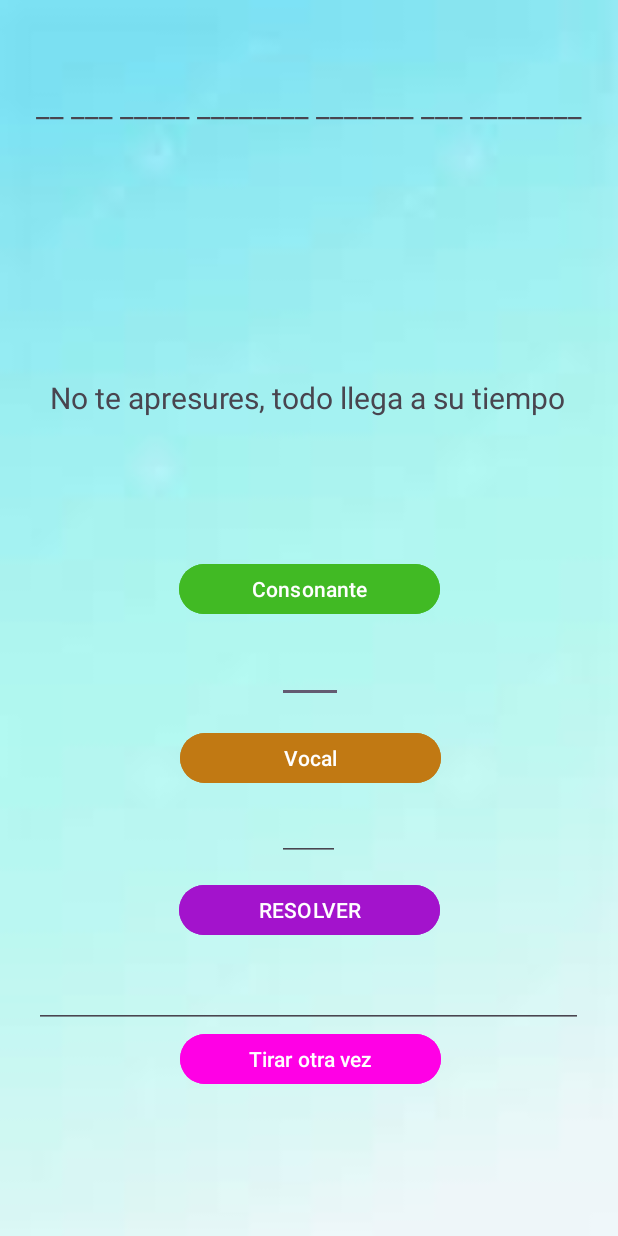
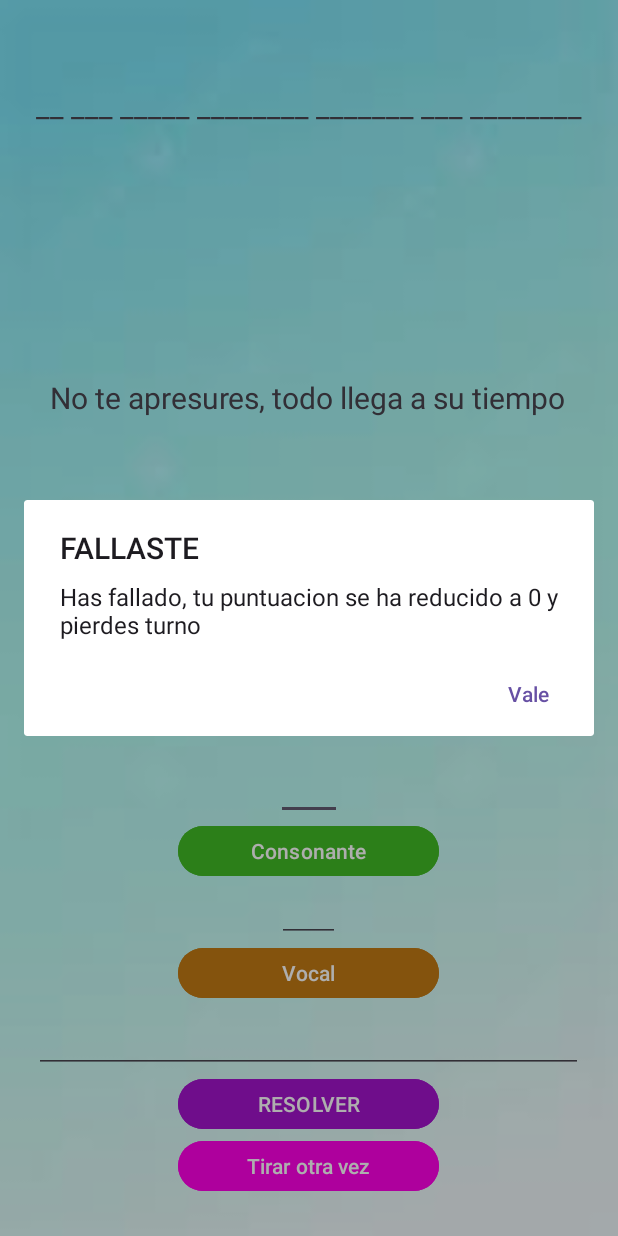
Before and after one commit to Alejan5drox-08M/Ruletilla_Suertuda, an Android app: the MainActivity3 screen opened directly, with no data from a screen before it, after a tap on "RESOLVER", on a phone screen of 412 x 824 dp. Run offline under Robolectric (Android 15) with nearby library versions, the phone set to English and light mode, and no system bars.

Commit message:
Commit botonResolver + dialogs

```diff
--- a/app/src/main/java/com/example/ruletasuerte_isaacalejandro/MainActivity2.kt
+++ b/app/src/main/java/com/example/ruletasuerte_isaacalejandro/MainActivity2.kt
@@ -12,6 +12,7 @@ import android.widget.LinearLayout
 import android.widget.TextView
 import android.widget.Toast
 import androidx.activity.enableEdgeToEdge
+import androidx.appcompat.app.AlertDialog
 import androidx.appcompat.app.AppCompatActivity
 import androidx.core.view.ViewCompat
 import androidx.core.view.WindowInsetsCompat
@@ -69,9 +70,27 @@ class MainActivity2 : AppCompatActivity() {
 
                 override fun onAnimationEnd(animation: Animation?) {
                     if(currentNumber(360-(degree%360))=="Pierde Turno"){
-                        Toast.makeText(this@MainActivity2,"Pierdes tu turno", Toast.LENGTH_SHORT).show()
+                        val builder = AlertDialog.Builder(this@MainActivity2)
+                        builder.setTitle("PERDIDA DE TURNO")
+                        builder.setMessage("Has perdido turno,  a jugar!")
+                        builder.setPositiveButton("Vale") { dialog, which ->
+                            // Acción al presionar "Sí"
+                            //Toast.makeText(this@MainActivity2, "Continuando...", Toast.LENGTH_SHORT).show()
+                        }
+                        val dialog = builder.create()
+                        dialog.show()
+                        //Toast.makeText(this@MainActivity2,"Pierdes tu turno", Toast.LENGTH_SHORT).show()
                     }else if(currentNumber(360-(degree%360))=="Quiebra"){
-                        Toast.makeText(this@MainActivity2,"Quiebras", Toast.LENGTH_SHORT).show()
+                        val builder = AlertDialog.Builder(this@MainActivity2)
+                        builder.setTitle("QUIEBRA")
+                        builder.setMessage("Quebraste, tu puntuacion se ha reducido a 0 y pierdes turno")
+                        builder.setPositiveButton("Vale") { dialog, which ->
+                            // Acción al presionar "Sí"
+                            //Toast.makeText(this@MainActivity2, "Continuando...", Toast.LENGTH_SHORT).show()
+                        }
+                        val dialog = builder.create()
+                        dialog.show()
+                        //Toast.makeText(this@MainActivity2,"Quiebras", Toast.LENGTH_SHORT).show()
                         var puntosPanel=0
                     }else{
                         var miIntent = Intent(this@MainActivity2, MainActivity3::class.java)
--- a/app/src/main/java/com/example/ruletasuerte_isaacalejandro/MainActivity3.kt
+++ b/app/src/main/java/com/example/ruletasuerte_isaacalejandro/MainActivity3.kt
@@ -6,6 +6,7 @@ import android.os.Bundle
 import android.widget.EditText
 import android.widget.Toast
 import androidx.activity.enableEdgeToEdge
+import androidx.appcompat.app.AlertDialog
 import androidx.appcompat.app.AppCompatActivity
 import androidx.core.view.ViewCompat
 import androidx.core.view.WindowInsetsCompat
@@ -83,18 +84,44 @@ class MainActivity3 : AppCompatActivity() {
             val fraseOriginal = frase.trim()
 
             if (solucion.equals(fraseOriginal, ignoreCase = true)){
-                Toast.makeText(this, "Correcto", Toast.LENGTH_SHORT).show()
+                val builder = AlertDialog.Builder(this@MainActivity3)
+                builder.setTitle("GANASTE")
+                builder.setMessage("Has ganado, enhorabuena!!")
+                builder.setPositiveButton("Vale") { dialog, which ->
+
+                    val intent = Intent(this, MainActivity::class.java)
+                    if (intent.resolveActivity(packageManager) != null) {
+                        startActivity(intent)
+                    }
+                    // Acción al presionar "Sí"
+                    //Toast.makeText(this@MainActivity2, "Continuando...", Toast.LENGTH_SHORT).show()
+                }
+                val dialog = builder.create()
+                dialog.show()
+                //Toast.makeText(this, "Correcto", Toast.LENGTH_SHORT).show()
 
                 obtenerNuevoPanel()
 
                 // Navegar a la pantalla de siguiente panel o reiniciar
-                val intent = Intent(this, MainActivity2::class.java)
-                if (intent.resolveActivity(packageManager) != null) {
-                    startActivity(intent)
+
+            } else {
+                val builder = AlertDialog.Builder(this@MainActivity3)
+                builder.setTitle("FALLASTE")
+                builder.setMessage("Has fallado, tu puntuacion se ha reducido a 0 y pierdes turno")
+                builder.setPositiveButton("Vale") { dialog, which ->
+
+                    mibinding.editTextTextResolver.text.clear()
+                    val intent = Intent(this, MainActivity2::class.java)
+                    if (intent.resolveActivity(packageManager) != null) {
+                        startActivity(intent)
+                    }
+                    // Acción al presionar "Sí"
+                    //Toast.makeText(this@MainActivity2, "Continuando...", Toast.LENGTH_SHORT).show()
                 }
-            } else {
-                Toast.makeText(this, "Respuesta incorrecta", Toast.LENGTH_SHORT).show()
-                mibinding.editTextTextResolver.text.clear()
+                val dialog = builder.create()
+                dialog.show()
+                //Toast.makeText(this, "Respuesta incorrecta", Toast.LENGTH_SHORT).show()
+
             }
         }
         mibinding.botonTirarotravez.setOnClickListener {
--- a/app/src/main/res/layout/activity_main3.xml
+++ b/app/src/main/res/layout/activity_main3.xml
@@ -8,7 +8,74 @@
     android:background="@drawable/fondo3"
     tools:context=".MainActivity3">
 
+    <LinearLayout
+        android:id="@+id/botonesLayout"
+        android:layout_width="412dp"
+        android:layout_height="330dp"
+        android:layout_marginTop="92dp"
+        android:gravity="center|clip_vertical"
+        android:orientation="vertical"
+        android:textAlignment="center"
+        app:layout_constraintBottom_toBottomOf="parent"
+        app:layout_constraintEnd_toEndOf="parent"
+        app:layout_constraintStart_toStartOf="parent"
+        app:layout_constraintTop_toBottomOf="@+id/constraintLayout"
+        app:layout_constraintVertical_bias="0.655">
+
+        <EditText
+            android:id="@+id/editTextTextConsonante"
+            android:layout_width="44dp"
+            android:layout_height="43dp"
+            android:ems="10"
+            android:inputType="text" />
+
+        <Button
+            android:id="@+id/botonConsonante"
+            android:layout_width="174dp"
+            android:layout_height="41dp"
+            android:backgroundTint="#41BA24"
+            android:text="Consonante" />
+
+        <EditText
+            android:id="@+id/editTextTextVocal"
+            android:layout_width="42dp"
+            android:layout_height="40dp"
+            android:ems="10"
+            android:inputType="text" />
+
+        <Button
+            android:id="@+id/botonVocal"
+            android:layout_width="174dp"
+            android:layout_height="41dp"
+            android:backgroundTint="#C17913"
+            android:text="Vocal" />
+
+        <EditText
+            android:id="@+id/editTextTextResolver"
+            android:layout_width="366dp"
+            android:layout_height="46dp"
+            android:ems="10"
+            android:inputType="text" />
+
+        <Button
+            android:id="@+id/botonResolver"
+            android:layout_width="174dp"
+            android:layout_height="41dp"
+            android:backgroundTint="#A313CC"
+            android:text="RESOLVER" />
+
+        <Button
+            android:id="@+id/botonTirarotravez"
+            android:layout_width="174dp"
+            android:layout_height="41dp"
+            android:backgroundTint="#FF00E5"
+            android:gravity="center|fill_vertical"
+            android:text="Tirar otra vez"
+            android:textAlignment="center" />
+    </LinearLayout>
+
     <androidx.constraintlayout.widget.ConstraintLayout
+        android:id="@+id/constraintLayout"
         android:layout_width="412dp"
         android:layout_height="379dp"
         app:layout_constraintEnd_toEndOf="parent"
@@ -41,96 +108,4 @@
             app:layout_constraintVertical_bias="0.806" />
     </androidx.constraintlayout.widget.ConstraintLayout>
 
-    <androidx.constraintlayout.widget.ConstraintLayout
-        android:layout_width="411dp"
-        android:layout_height="372dp"
-        android:layout_marginBottom="96dp"
-        app:layout_constraintBottom_toBottomOf="parent"
-        app:layout_constraintEnd_toEndOf="parent"
-        app:layout_constraintHorizontal_bias="1.0"
-        app:layout_constraintStart_toStartOf="parent">
-
-        <Button
-            android:id="@+id/botonVocal"
-            android:layout_width="174dp"
-            android:layout_height="41dp"
-            android:layout_marginTop="16dp"
-            android:backgroundTint="#C17913"
-            android:text="Vocal"
-            app:layout_constraintEnd_toEndOf="parent"
-            app:layout_constraintHorizontal_bias="0.502"
-            app:layout_constraintStart_toStartOf="parent"
-            app:layout_constraintTop_toBottomOf="@+id/editTextTextConsonante" />
-
-        <Button
-            android:id="@+id/botonConsonante"
-            android:layout_width="174dp"
-            android:layout_height="41dp"
-            android:layout_marginTop="16dp"
-            android:backgroundTint="#41BA24"
-            android:text="Consonante"
-            app:layout_constraintEnd_toEndOf="parent"
-            app:layout_constraintStart_toStartOf="parent"
-            app:layout_constraintTop_toTopOf="parent" />
-
-        <Button
-            android:id="@+id/botonTirarotravez"
-            android:layout_width="174dp"
-            android:layout_height="41dp"
-            android:backgroundTint="#FF00E5"
-            android:text="Tirar otra vez"
-            app:layout_constraintEnd_toEndOf="parent"
-            app:layout_constraintHorizontal_bias="0.502"
-            app:layout_constraintStart_toStartOf="parent"
-            app:layout_constraintTop_toBottomOf="@+id/editTextTextResolver" />
-
-        <EditText
-            android:id="@+id/editTextTextConsonante"
-            android:layout_width="44dp"
-            android:layout_height="43dp"
-            android:layout_marginTop="12dp"
-            android:ems="10"
-            android:inputType="text"
-            app:layout_constraintEnd_toEndOf="parent"
-            app:layout_constraintHorizontal_bias="0.501"
-            app:layout_constraintStart_toStartOf="parent"
-            app:layout_constraintTop_toBottomOf="@+id/botonConsonante" />
-
-        <EditText
-            android:id="@+id/editTextTextVocal"
-            android:layout_width="42dp"
-            android:layout_height="40dp"
-            android:layout_marginTop="8dp"
-            android:ems="10"
-            android:inputType="text"
-            app:layout_constraintEnd_toEndOf="parent"
-            app:layout_constraintHorizontal_bias="0.498"
-            app:layout_constraintStart_toStartOf="parent"
-            app:layout_constraintTop_toBottomOf="@+id/botonVocal" />
-
-        <Button
-            android:id="@+id/botonResolver"
-            android:layout_width="174dp"
-            android:layout_height="41dp"
-            android:layout_marginTop="12dp"
-            android:backgroundTint="#A313CC"
-            android:text="RESOLVER"
-            app:layout_constraintEnd_toEndOf="parent"
-            app:layout_constraintStart_toStartOf="parent"
-            app:layout_constraintTop_toBottomOf="@+id/editTextTextVocal" />
-
-        <EditText
-            android:id="@+id/editTextTextResolver"
-            android:layout_width="366dp"
-            android:layout_height="46dp"
-            android:layout_marginTop="12dp"
-            android:ems="10"
-            android:inputType="text"
-            app:layout_constraintBottom_toBottomOf="parent"
-            app:layout_constraintEnd_toEndOf="parent"
-            app:layout_constraintHorizontal_bias="0.488"
-            app:layout_constraintStart_toStartOf="parent"
-            app:layout_constraintTop_toBottomOf="@+id/botonResolver"
-            app:layout_constraintVertical_bias="0.0" />
-    </androidx.constraintlayout.widget.ConstraintLayout>
 </androidx.constraintlayout.widget.ConstraintLayout>
```
